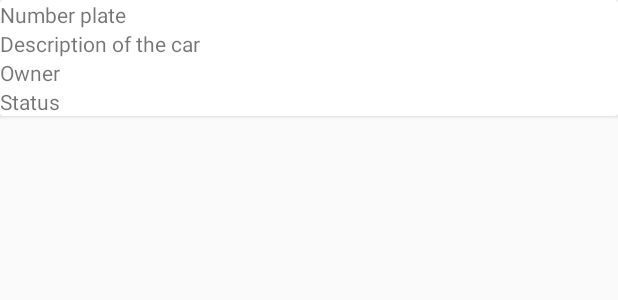
After one commit to SeasonFour/Mpolice, an Android app: the layout mpolice_card.xml on its own in the app's theme, with its tools: preview values and no code run, on a phone screen of 412 x 824 dp. The commit adds this screen. Shown: the top 300 px of the screen. Run offline under Robolectric (Android 15) with nearby library versions, the phone set to English and light mode, and no system bars.

Commit message:
Card and recycler for the search car results

```diff
--- a/Mpolice/app/build.gradle
+++ b/Mpolice/app/build.gradle
@@ -27,4 +27,6 @@ dependencies {
     compile 'com.parse.bolts:bolts-android:1.+'
     compile files('libs/Parse-1.11.0/Parse-1.11.0.jar')
     compile 'com.jakewharton:butterknife:6.1.0'
+    compile 'com.android.support:cardview-v7:23.1.0'
+    compile 'com.android.support:recyclerview-v7:23.1.0'
 }
--- a/Mpolice/app/src/main/AndroidManifest.xml
+++ b/Mpolice/app/src/main/AndroidManifest.xml
@@ -71,6 +71,7 @@
             android:label="@string/title_activity_search_plate"
             android:theme="@style/AppTheme.NoActionBar" >
             <intent-filter>
+                <action android:name="android.intent.action.SEARCH"/>
                 <action android:name="android.intent.action.MAIN" />
                 <category android:name="android.intent.category.LAUNCHER" />
             </intent-filter>
--- /dev/null
+++ b/Mpolice/app/src/main/res/layout/mpolice_card.xml
@@ -0,0 +1,40 @@
+<?xml version="1.0" encoding="utf-8"?>
+<LinearLayout xmlns:android="http://schemas.android.com/apk/res/android"
+    android:orientation="vertical"
+    android:layout_width="match_parent"
+    android:layout_height="match_parent">
+
+    <android.support.v7.widget.CardView
+        android:layout_height="wrap_content"
+        android:layout_width="match_parent"
+        android:id="@+id/cardView">
+        <LinearLayout
+            android:layout_width="match_parent"
+            android:layout_height="wrap_content"
+            android:orientation="vertical">
+            <TextView
+                android:layout_width="wrap_content"
+                android:layout_height="wrap_content"
+                android:text="@string/number_plate"
+                android:id="@+id/number_plate" />
+
+            <TextView
+                android:layout_width="wrap_content"
+                android:layout_height="wrap_content"
+                android:text="@string/description"
+                android:id="@+id/description" />
+
+            <TextView
+                android:layout_width="wrap_content"
+                android:layout_height="wrap_content"
+                android:text="@string/owner"
+                android:id="@+id/owner" />
+
+            <TextView
+                android:layout_width="wrap_content"
+                android:layout_height="wrap_content"
+                android:text="@string/status"
+                android:id="@+id/status" />
+        </LinearLayout>
+    </android.support.v7.widget.CardView>
+</LinearLayout>
--- a/Mpolice/app/src/main/res/values/strings.xml
+++ b/Mpolice/app/src/main/res/values/strings.xml
@@ -23,4 +23,6 @@
     <string name="search_number_plate">Search number plate</string>
     <string name="search">search icon</string>
     <string name="scan_number_plate">Scan number plate</string>
+    <string name="owner">Owner</string>
+    <string name="status">Status</string>
 </resources>
```
Also changed, not shown: Mpolice/app/src/main/java/com/example/ibra/newproject/MpoliceAdapter.java (added, +44 -0 lines), Mpolice/app/src/main/res/layout/content_search_plate.xml (+5 -8 lines), Mpolice/app/src/main/res/layout/mpolice_recycler.xml (added, +8 -0 lines).
